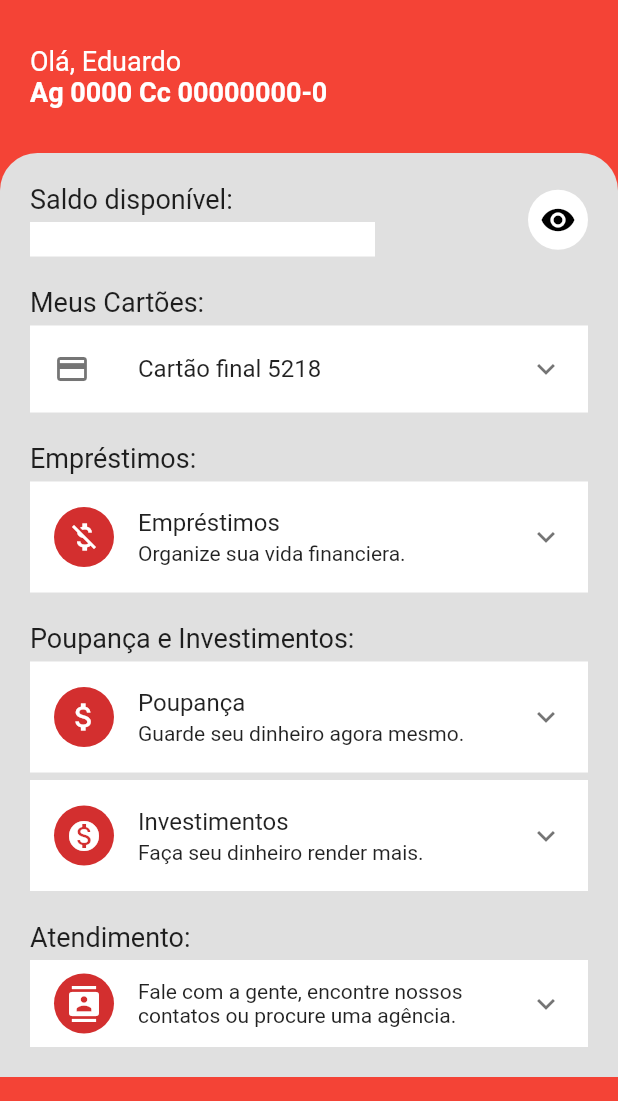
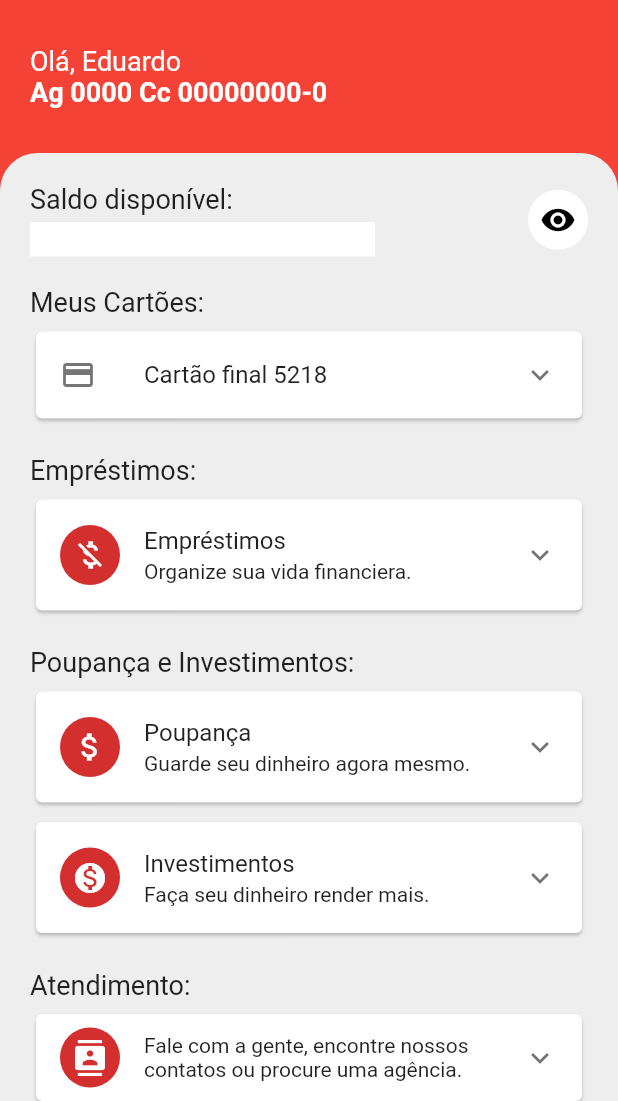
Before and after one commit to eduardoazvd17/NewSantanderDesign, a Flutter app: the screen it shows after launch, on a phone screen of 412 x 824 dp, the part 135-1236 px from its top. Run offline on Flutter 3.47's test engine with Material 2 defaults, Android fonts, the phone set to English and light mode, and no system bars.

Commit message:
Ajuste de espaçamento inferior para iphone x +

```diff
--- a/lib/views/home.dart
+++ b/lib/views/home.dart
@@ -84,7 +84,7 @@ class _HomeState extends State<Home> {
                   topLeft: Radius.circular(25),
                   topRight: Radius.circular(25),
                 ),
-                color: Colors.grey[300],
+                color: Colors.grey[200],
               ),
               child: Padding(
                 padding: const EdgeInsets.all(20),
@@ -145,7 +145,7 @@ class _HomeState extends State<Home> {
                       ),
                     ),
                     SizedBox(height: 5),
-                    Container(
+                    Card(
                       color: Colors.white,
                       child: ExpansionTile(
                         leading: Icon(Icons.payment),
@@ -160,7 +160,7 @@ class _HomeState extends State<Home> {
                       ),
                     ),
                     SizedBox(height: 5),
-                    Container(
+                    Card(
                       color: Colors.white,
                       child: ExpansionTile(
                         leading: CircleAvatar(child: Icon(Icons.money_off)),
@@ -176,7 +176,7 @@ class _HomeState extends State<Home> {
                       ),
                     ),
                     SizedBox(height: 5),
-                    Container(
+                    Card(
                       color: Colors.white,
                       child: ExpansionTile(
                         leading: CircleAvatar(child: Icon(Icons.attach_money)),
@@ -185,7 +185,7 @@ class _HomeState extends State<Home> {
                       ),
                     ),
                     SizedBox(height: 5),
-                    Container(
+                    Card(
                       color: Colors.white,
                       child: ExpansionTile(
                         leading:
@@ -202,7 +202,7 @@ class _HomeState extends State<Home> {
                       ),
                     ),
                     SizedBox(height: 5),
-                    Container(
+                    Card(
                       color: Colors.white,
                       child: ExpansionTile(
                         leading: CircleAvatar(
@@ -214,6 +214,7 @@ class _HomeState extends State<Home> {
                         ),
                       ),
                     ),
+                    SizedBox(height: 50),
                   ],
                 ),
               ),
```
